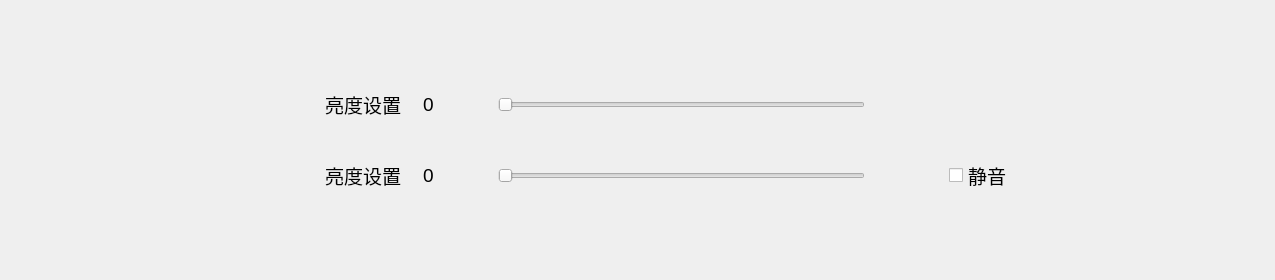
The window that app/Ticker/features/settingPage/settingpage.ui (Cohen0415/YunQue-Ticker) describes before a commit, drawn with Qt 5.
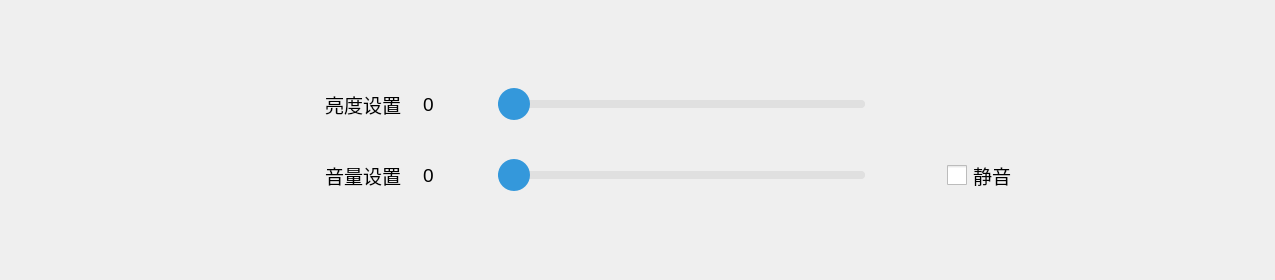
The same window after the commit. Icons and pictures are not drawn.

Commit message: update: qt: 优化设置页的亮度和音量调节功能

```diff
--- a/app/Ticker/features/settingPage/settingpage.ui
+++ b/app/Ticker/features/settingPage/settingpage.ui
@@ -25,6 +25,40 @@
   <property name="windowTitle">
    <string>Form</string>
   </property>
+  <property name="styleSheet">
+   <string notr="true">#backlightHarSlider::handle:horizontal,
+#soundHarSlider::handle:horizontal {
+    background: #3498db;              /* 滑块颜色，可根据需要调整 */
+    width: 32px;                        /* 滑块宽度 */
+    height: 32px;                       /* 滑块高度 */
+    border-radius: 16px;                /* 圆形滑块 */
+    margin: -12px 0;                    /* 保证滑块在槽中居中 */
+}
+
+#backlightHarSlider::groove:horizontal,
+#soundHarSlider::groove:horizontal {
+    background: #dddddd;              /* 可自定义槽体颜色 */
+    height: 8px;                        /* 槽体厚度 */
+    border-radius: 4px;
+}
+
+#backlightHarSlider::sub-page:horizontal,
+#soundHarSlider::sub-page:horizontal {
+    background: #3498db;            /* 进度填充颜色 */
+    border-radius: 4px;
+}
+
+#backlightHarSlider::add-page:horizontal,
+#soundHarSlider::add-page:horizontal {
+    background: #e0e0e0;
+    border-radius: 4px;
+}
+
+QCheckBox::indicator {
+    width: 20px;
+    height: 20px;
+}</string>
+  </property>
   <layout class="QGridLayout" name="gridLayout">
    <property name="leftMargin">
     <number>0</number>
@@ -182,6 +216,18 @@
       </item>
       <item>
        <widget class="QSlider" name="backlightHarSlider">
+        <property name="sizePolicy">
+         <sizepolicy hsizetype="Expanding" vsizetype="Expanding">
+          <horstretch>0</horstretch>
+          <verstretch>0</verstretch>
+         </sizepolicy>
+        </property>
+        <property name="minimumSize">
+         <size>
+          <width>0</width>
+          <height>0</height>
+         </size>
+        </property>
         <property name="orientation">
          <enum>Qt::Horizontal</enum>
         </property>
@@ -312,7 +358,7 @@
             </font>
            </property>
            <property name="text">
-            <string>亮度设置</string>
+            <string>音量设置</string>
            </property>
           </widget>
          </item>
@@ -377,6 +423,12 @@
          </item>
          <item>
           <widget class="QSlider" name="soundHarSlider">
+           <property name="sizePolicy">
+            <sizepolicy hsizetype="Expanding" vsizetype="Expanding">
+             <horstretch>0</horstretch>
+             <verstretch>0</verstretch>
+            </sizepolicy>
+           </property>
            <property name="orientation">
             <enum>Qt::Horizontal</enum>
            </property>
@@ -430,7 +482,7 @@
         </property>
         <property name="sizeHint" stdset="0">
          <size>
-          <width>35</width>
+          <width>33</width>
           <height>20</height>
          </size>
         </property>
@@ -443,6 +495,44 @@
           <pointsize>14</pointsize>
          </font>
         </property>
+        <property name="styleSheet">
+         <string notr="true">#SettingPage {
+    background-color: #000;
+}
+
+#SettingPage QLabel {
+    color: white;
+}
+
+#backlightHarSlider::handle:horizontal,
+#soundHarSlider::handle:horizontal {
+    background: #3498db;
+    border: 1px solid #5c5c5c;
+    width: 32px;
+    height: 32px;
+    border-radius: 16px;
+    margin: -12px 0;
+}
+
+#backlightHarSlider::groove:horizontal,
+#soundHarSlider::groove:horizontal {
+    background: #dddddd;
+    height: 8px;
+    border-radius: 4px;
+}
+
+#backlightHarSlider::sub-page:horizontal,
+#soundHarSlider::sub-page:horizontal {
+    background: #3498db;
+    border-radius: 4px;
+}
+
+#backlightHarSlider::add-page:horizontal,
+#soundHarSlider::add-page:horizontal {
+    background: #e0e0e0;
+    border-radius: 4px;
+}</string>
+        </property>
         <property name="text">
          <string>静音</string>
         </property>
```
The commit also changes 9 other files.
